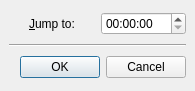
This is src/gui/timedialog.ui in wilbert2000/wzplayer as Qt 5 draws it before an edit. The edited form follows.
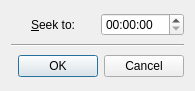
This is the edited form.

What changed in the file:
```diff
--- a/src/gui/timedialog.ui
+++ b/src/gui/timedialog.ui
@@ -9,37 +9,10 @@
     <height>91</height>
    </rect>
   </property>
-  <layout class="QVBoxLayout" >
-   <property name="spacing" >
-    <number>6</number>
-   </property>
-   <property name="leftMargin" >
-    <number>9</number>
-   </property>
-   <property name="topMargin" >
-    <number>9</number>
-   </property>
-   <property name="rightMargin" >
-    <number>9</number>
-   </property>
-   <property name="bottomMargin" >
-    <number>9</number>
-   </property>
+  <layout class="QVBoxLayout">
    <item>
-    <layout class="QHBoxLayout" >
-     <property name="spacing" >
-      <number>6</number>
-     </property>
-     <property name="leftMargin" >
-      <number>0</number>
-     </property>
-     <property name="topMargin" >
-      <number>0</number>
-     </property>
-     <property name="rightMargin" >
-      <number>0</number>
-     </property>
-     <property name="bottomMargin" >
+    <layout class="QHBoxLayout">
+     <property name="margin">
       <number>0</number>
      </property>
      <item>
@@ -50,8 +23,8 @@
          <verstretch>0</verstretch>
         </sizepolicy>
        </property>
-       <property name="text" >
-        <string>&amp;Jump to:</string>
+       <property name="text">
+        <string>&amp;Seek to:</string>
        </property>
        <property name="alignment" >
         <set>Qt::AlignCenter</set>
@@ -78,8 +51,8 @@
      <property name="orientation" >
       <enum>Qt::Horizontal</enum>
      </property>
-     <property name="standardButtons" >
-      <set>QDialogButtonBox::Cancel|QDialogButtonBox::NoButton|QDialogButtonBox::Ok</set>
+     <property name="standardButtons">
+      <set>QDialogButtonBox::Cancel|QDialogButtonBox::Ok</set>
      </property>
     </widget>
    </item>
```
Left out of the diff: 39 changed lines with no effect on the pictures.
